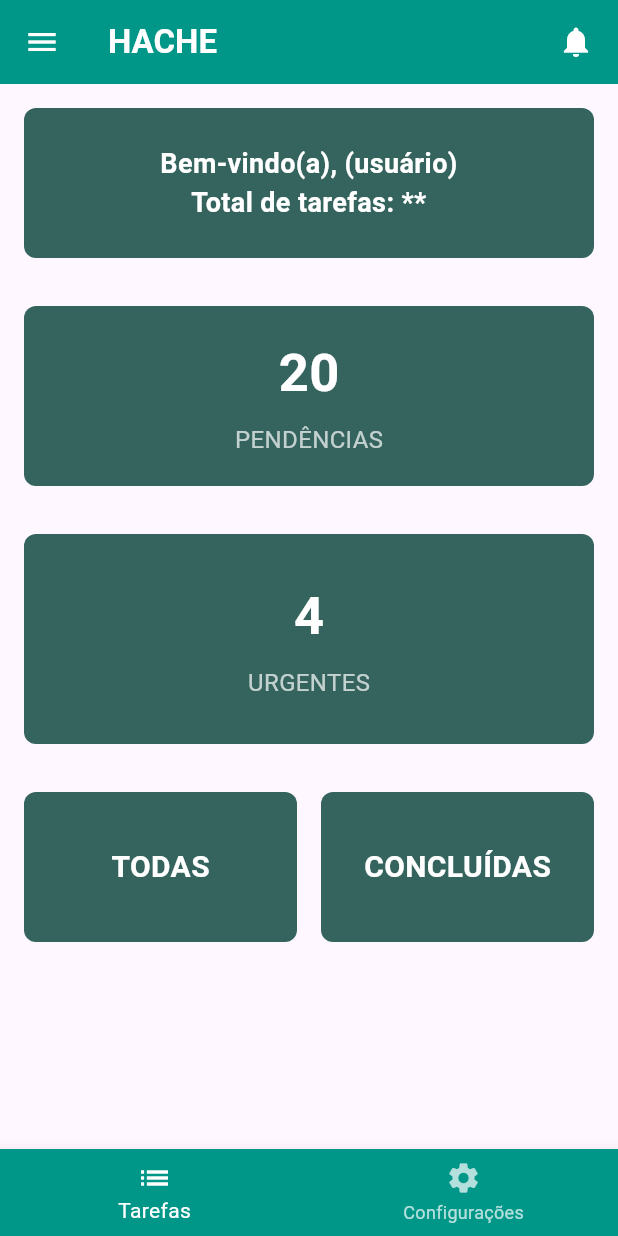
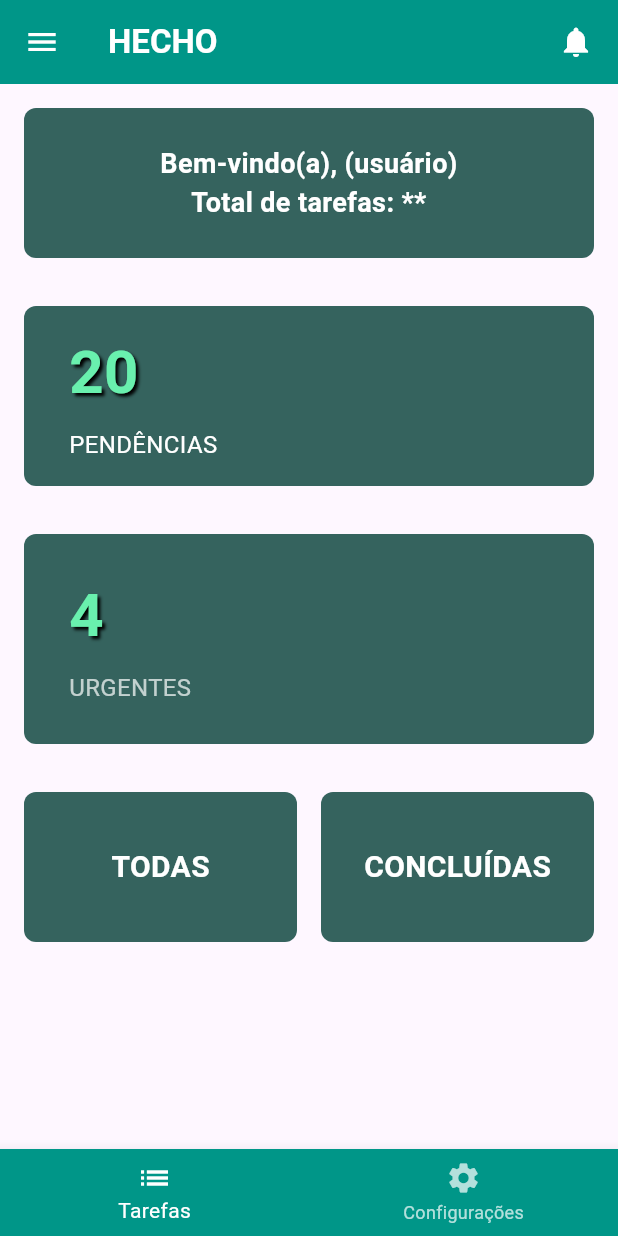
Before and after one commit to pcfrati/sa01mobile, a Flutter app: the DashboardScreen screen opened by its route, on a phone screen of 412 x 824 dp. Run offline on Flutter 3.47's test engine with Material 3 defaults, Android fonts, the phone set to English and light mode, and no system bars; statements that could not run were skipped.

Commit message:
Update dashboard_screen.dart

```diff
--- a/lib/views/dashboard_screen.dart
+++ b/lib/views/dashboard_screen.dart
@@ -4,117 +4,131 @@ void main() {
   runApp(MyApp());
 }
 
+// Um widget que nunca muda (StatelessWidget)
 class MyApp extends StatelessWidget {
   @override
   Widget build(BuildContext context) {
     return MaterialApp(
-      home: DashboardScreen(),
-      debugShowCheckedModeBanner: false,
+      home: DashboardScreen(), // Tela inicial
+      debugShowCheckedModeBanner: false, // Tira aquele bannerzinho "DEBUG" do canto
     );
   }
 }
 
+// Tela principal do app
 class DashboardScreen extends StatelessWidget {
-  final Color cardColor = Color(0xFF35635e);  // Cor #35635e
-  final Color selectedColor = Colors.white;
-  final Color unselectedColor = Colors.white70;
+  // Define uma cor personalizada pros cartões
+  final Color cardColor = Color(0xFF35635e);
+  final Color selectedColor = Colors.white; // Branco para itens selecionados (ícones, textos, etc)
+  final Color unselectedColor = Colors.white70; // Branco meio transparente pros não selecionados
 
   @override
   Widget build(BuildContext context) {
     return Scaffold(
+      // Scaffold é a estrutura básica de uma tela: appbar, corpo, menu, etc.
       drawer: Drawer(
+        // Drawer = Menu lateral
         child: ListView(
           padding: EdgeInsets.zero,
           children: [
+            // Cabeçalho do menu
             const DrawerHeader(
               decoration: BoxDecoration(color: Colors.teal),
               child: Text('Menu', style: TextStyle(color: Colors.white, fontSize: 24)),
             ),
+            // Opções do menu
             ListTile(
-              leading: const Icon(
-                Icons.dashboard),
-              title: const Text('Dashboard'),
+              leading: const Icon(Icons.assignment_turned_in),
+              title: const Text('Tarefas'),
               onTap: () {
-                Navigator.pushNamed(context, '/dashboard');
+                Navigator.pushNamed(context, '/tasks'); // Leva para a página da lista de tarefas
               },
             ),
             const ListTile(
-              leading: Icon(
-                Icons.settings),
+              leading: Icon(Icons.settings),
               title: Text('Configurações'),
             ),
             const ListTile(
-              leading: Icon(
-                Icons.help),
+              leading: Icon(Icons.help),
               title: Text('Ajuda'),
             ),
           ],
         ),
       ),
+
+      // Barra superior da tela (azul/verde com o título)
       appBar: AppBar(
         iconTheme: IconThemeData(color: Colors.white),
         backgroundColor: Colors.teal,
-        title: const Text("HACHE", style: TextStyle(color: Colors.white, fontWeight: FontWeight.bold)),
+        title: const Text("HECHO", style: TextStyle(color: Colors.white, fontWeight: FontWeight.bold)),
         actions: const [
-          Icon(
-            Icons.notifications,
-            color: Colors.white,
-          ),
+          Icon(Icons.notifications, color: Colors.white), // Ícone de notificação
           SizedBox(width: 16),
         ],
       ),
+
+      // Corpo da tela, com rolagem se precisar
       body: SingleChildScrollView(
         child: Column(
           children: [
-            // Card "Bem-vindo(a), (usuário)"
+            // Cartão de boas-vindas
             Container(
               height: 100,
-              margin: const EdgeInsets.all(16),
-              padding: const EdgeInsets.all(12),
+              margin: const EdgeInsets.all(16), // Espaço fora do container
+              padding: const EdgeInsets.all(12), // Espaço dentro do container
               decoration: BoxDecoration(
-                color: cardColor,  // Cor do container
-                borderRadius: BorderRadius.circular(8),
+                color: cardColor,
+                borderRadius: BorderRadius.circular(8), // Arredondamento das bordas
               ),
               child: Center(
                 child: Text(
-                  'Bem-vindo(a), (usuário)\nTotal de tarefas: **',
-                  textAlign: TextAlign.center,
+                  'Bem-vindo(a), (usuário)\nTotal de tarefas: **', // Texto principal
+                  textAlign: TextAlign.center, // Centralizado
                   style: TextStyle(
                     fontSize: 18,
-                    color: Colors.white,  // Cor do texto
+                    color: Colors.white,
                     fontWeight: FontWeight.bold,
                   ),
                 ),
               ),
             ),
 
-            // Card "20 PENDÊNCIAS"
+            // Cartão com número de pendências
             Container(
               height: 120,
               margin: const EdgeInsets.all(16),
-              padding: const EdgeInsets.all(12),
+              padding: const EdgeInsets.only(left:30),
               decoration: BoxDecoration(
-                color: cardColor,  // Cor do container
+                color: cardColor,
                 borderRadius: BorderRadius.circular(8),
               ),
-              child: Center(
+              child: Align(
+                alignment: Alignment.centerLeft, // Alinha todo o conteúdo à esquerda
                 child: Column(
-                  mainAxisAlignment: MainAxisAlignment.center,
+                  mainAxisAlignment: MainAxisAlignment.center, // Centraliza verticalmente
+                  crossAxisAlignment: CrossAxisAlignment.start, // Alinha os filhos à esquerda
                   children: [
                     Text(
-                      '20',
+                      '20', // Número
                       style: TextStyle(
-                        fontSize: 35,
-                        color: Colors.white,  // Cor do texto
+                        fontSize: 40,
+                        color: Colors.greenAccent,
                         fontWeight: FontWeight.bold,
+                        shadows: [
+                          Shadow(
+                            offset: Offset(2, 2), // Sombra deslocada
+                            blurRadius: 2,
+                            color: Colors.black,
+                          ),
+                        ],
                       ),
                     ),
-                    SizedBox(height: 8),
+                    SizedBox(height: 8), // Espaço entre textos
                     Text(
-                      'PENDÊNCIAS',
+                      'PENDÊNCIAS', // Descrição
                       style: TextStyle(
                         fontSize: 16,
-                        color: Colors.white70,  // Cor do texto
+                        color: Colors.white,
                       ),
                     ),
                   ],
@@ -122,25 +136,34 @@ class DashboardScreen extends StatelessWidget {
               ),
             ),
 
-            // Card "4 URGENTES"
+            // Cartão com número de urgentes
             Container(
               height: 140,
               margin: const EdgeInsets.all(16),
-              padding: const EdgeInsets.all(12),
+              padding: const EdgeInsets.only(left:30),
               decoration: BoxDecoration(
-                color: cardColor,  // Cor do container
+                color: cardColor,
                 borderRadius: BorderRadius.circular(8),
               ),
-              child: Center(
+              child: Align(
+                alignment: Alignment.centerLeft,
                 child: Column(
                   mainAxisAlignment: MainAxisAlignment.center,
+                  crossAxisAlignment: CrossAxisAlignment.start,
                   children: [
                     Text(
                       '4',
                       style: TextStyle(
-                        fontSize: 35,
-                        color: Colors.white,  // Cor do texto
+                        fontSize: 40,
+                        color: Colors.greenAccent,
                         fontWeight: FontWeight.bold,
+                        shadows: [
+                          Shadow(
+                            offset: Offset(2, 2),
+                            blurRadius: 2,
+                            color: Colors.black,
+                          ),
+                        ],
                       ),
                     ),
                     SizedBox(height: 8),
@@ -148,7 +171,7 @@ class DashboardScreen extends StatelessWidget {
                       'URGENTES',
                       style: TextStyle(
                         fontSize: 16,
-                        color: Colors.white70,  // Cor do texto
+                        color: Colors.white70,
                       ),
                     ),
                   ],
@@ -156,17 +179,18 @@ class DashboardScreen extends StatelessWidget {
               ),
             ),
 
-            // Blocos lado a lado
+            // Dois blocos lado a lado: TODAS e CONCLUÍDAS
             Padding(
               padding: const EdgeInsets.all(16),
               child: Row(
                 children: [
+                  // Primeira metade
                   Expanded(
                     child: Container(
                       height: 100,
                       margin: const EdgeInsets.only(right: 8),
                       decoration: BoxDecoration(
-                        color: cardColor,  // Cor do container
+                        color: cardColor,
                         borderRadius: BorderRadius.circular(8),
                       ),
                       child: Center(
@@ -174,19 +198,20 @@ class DashboardScreen extends StatelessWidget {
                           'TODAS',
                           style: TextStyle(
                             fontSize: 20,
-                            color: Colors.white,  // Cor do texto
+                            color: Colors.white,
                             fontWeight: FontWeight.bold,
                           ),
                         ),
                       ),
                     ),
                   ),
+                  // Segunda metade
                   Expanded(
                     child: Container(
                       height: 100,
                       margin: const EdgeInsets.only(left: 8),
                       decoration: BoxDecoration(
-                        color: cardColor,  // Cor do container
+                        color: cardColor,
                         borderRadius: BorderRadius.circular(8),
                       ),
                       child: Center(
@@ -194,7 +219,7 @@ class DashboardScreen extends StatelessWidget {
                           'CONCLUÍDAS',
                           style: TextStyle(
                             fontSize: 20,
-                            color: Colors.white,  // Cor do texto
+                            color: Colors.white,
                             fontWeight: FontWeight.bold,
                           ),
                         ),
@@ -207,8 +232,10 @@ class DashboardScreen extends StatelessWidget {
           ],
         ),
       ),
+
+      // Barra de navegação inferior
       bottomNavigationBar: BottomNavigationBar(
-        currentIndex: 0,
+        currentIndex: 0, // O item selecionado
         selectedItemColor: Colors.white,
         unselectedItemColor: Colors.white70,
         backgroundColor: Colors.teal,
```
